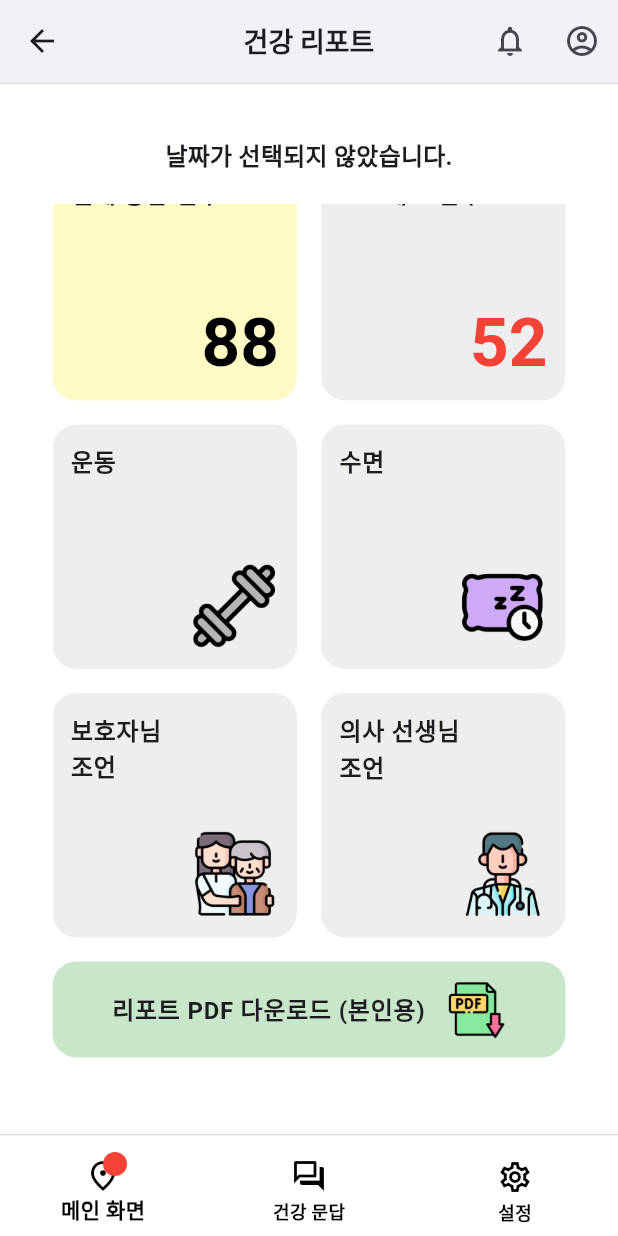
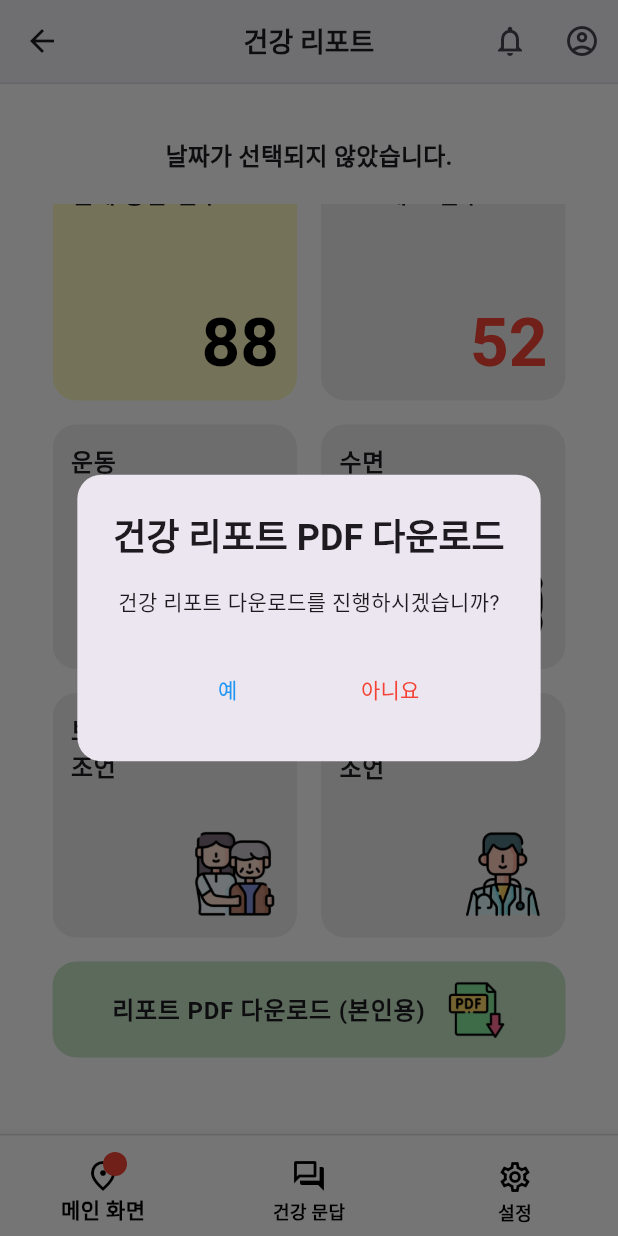
Before and after one commit to CapstonProduct/day_in_bloom_v1, a Flutter app: the ReportCategoryScreen screen opened by its route, scrolled down 32 dp, after a tap on "리포트 PDF 다운로드 (본인용)", on a phone screen of 412 x 824 dp. Run offline on Flutter 3.47's test engine with Material 3 defaults, Android fonts, the phone set to English and light mode, and no system bars; our stand-ins replace flutter_native_splash, go_router, table_calendar, youtube_player_flutter.

Commit message:
Feat: Design pdf download modal

```diff
--- /dev/null
+++ b/lib/features/healthreport/screen/pdf_download_modal.dart
@@ -0,0 +1,51 @@
+import 'package:flutter/material.dart';
+
+class PdfDownloadModal {
+  static void show(BuildContext context) {
+    showDialog(
+      context: context,
+      builder: (BuildContext context) {
+        return AlertDialog(
+          shape: RoundedRectangleBorder(
+            borderRadius: BorderRadius.circular(16),
+          ),
+          title: const Text(
+            '건강 리포트 PDF 다운로드',
+            style: TextStyle(fontWeight: FontWeight.bold),
+            textAlign: TextAlign.center,
+          ),
+          content: const Text(
+            '건강 리포트 다운로드를 진행하시겠습니까?',
+            textAlign: TextAlign.center,
+          ),
+          actions: [
+            Row(
+              mainAxisAlignment: MainAxisAlignment.spaceEvenly,
+              children: [
+                TextButton(
+                  onPressed: () {
+                    // PDF 다운로드 로직 추가
+                    Navigator.of(context).pop();
+                  },
+                  child: const Text(
+                    '예',
+                    style: TextStyle(color: Colors.blue),
+                  ),
+                ),
+                TextButton(
+                  onPressed: () {
+                    Navigator.of(context).pop();
+                  },
+                  child: const Text(
+                    '아니요',
+                    style: TextStyle(color: Colors.red),
+                  ),
+                ),
+              ],
+            ),
+          ],
+        );
+      },
+    );
+  }
+}
--- a/lib/features/healthreport/screen/report_category_screen.dart
+++ b/lib/features/healthreport/screen/report_category_screen.dart
@@ -1,3 +1,4 @@
+import 'package:day_in_bloom_v1/features/healthreport/screen/pdf_download_modal.dart';
 import 'package:day_in_bloom_v1/widgets/app_bar.dart';
 import 'package:flutter/material.dart';
 import 'package:go_router/go_router.dart';
@@ -144,7 +145,7 @@ class DownloadReportButton extends StatelessWidget {
   Widget build(BuildContext context) {
     return GestureDetector(
       onTap: () {
-
+        PdfDownloadModal.show(context);
       },
       child: Container(
         padding: const EdgeInsets.symmetric(vertical: 12, horizontal: 16),
```
